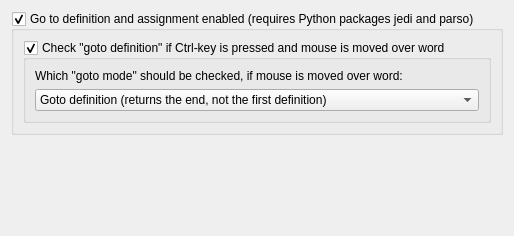
The window that Qitom/ui/widgetPropEditorGotoAssignment.ui (itom-project/itom) describes before a commit, drawn with Qt 5.
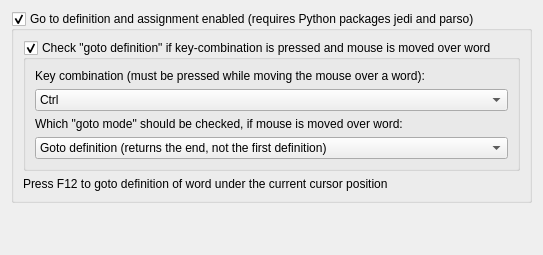
The same window after the commit.

Commit message: script editor: The user can now select the keyboard modifiers that are used to start a "goto definition" operation upon moving the mouse cursor over a word in the "goto assignment" property page. Default: Ctrl+Shift.

The edit to the form file:
```diff
--- a/Qitom/ui/widgetPropEditorGotoAssignment.ui
+++ b/Qitom/ui/widgetPropEditorGotoAssignment.ui
@@ -6,8 +6,8 @@
    <rect>
     <x>0</x>
     <y>0</y>
-    <width>454</width>
-    <height>236</height>
+    <width>533</width>
+    <height>255</height>
    </rect>
   </property>
   <property name="windowTitle">
@@ -26,12 +26,38 @@
       <item>
        <widget class="QGroupBox" name="groupMouseClick">
         <property name="title">
-         <string>Check &quot;goto definition&quot; if Ctrl-key is pressed and mouse is moved over word</string>
+         <string>Check &quot;goto definition&quot; if key-combination is pressed and mouse is moved over word</string>
         </property>
         <property name="checkable">
          <bool>true</bool>
         </property>
         <layout class="QVBoxLayout" name="verticalLayout_3">
+         <item>
+          <widget class="QLabel" name="label_3">
+           <property name="text">
+            <string>Key combination (must be pressed while moving the mouse over a word):</string>
+           </property>
+          </widget>
+         </item>
+         <item>
+          <widget class="QComboBox" name="comboWordClickKey">
+           <item>
+            <property name="text">
+             <string>Ctrl</string>
+            </property>
+           </item>
+           <item>
+            <property name="text">
+             <string>Ctrl+Shift</string>
+            </property>
+           </item>
+           <item>
+            <property name="text">
+             <string>Ctrl+Alt</string>
+            </property>
+           </item>
+          </widget>
+         </item>
          <item>
           <widget class="QLabel" name="label">
            <property name="text">
@@ -61,6 +87,13 @@
         </layout>
        </widget>
       </item>
+      <item>
+       <widget class="QLabel" name="label_2">
+        <property name="text">
+         <string>Press F12 to goto definition of word under the current cursor position</string>
+        </property>
+       </widget>
+      </item>
      </layout>
     </widget>
    </item>
```
The commit also changes 4 other files.
